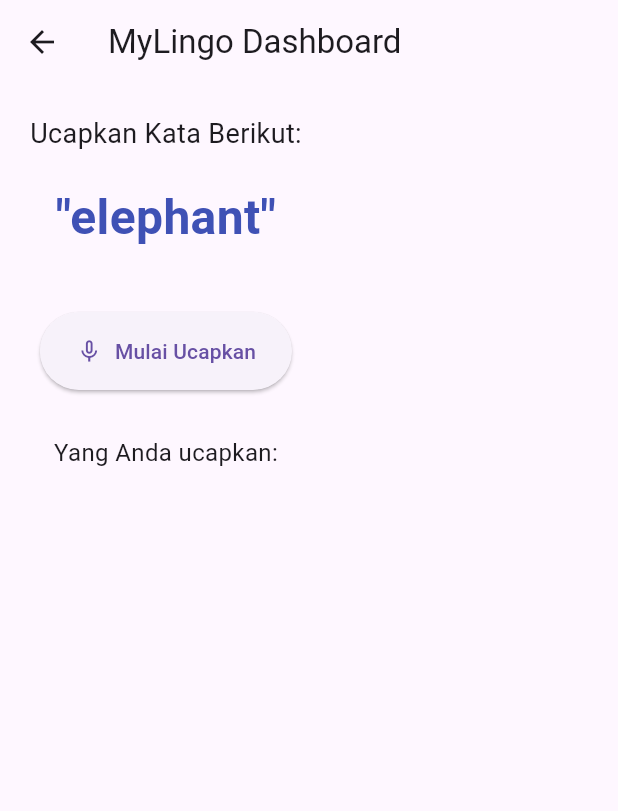
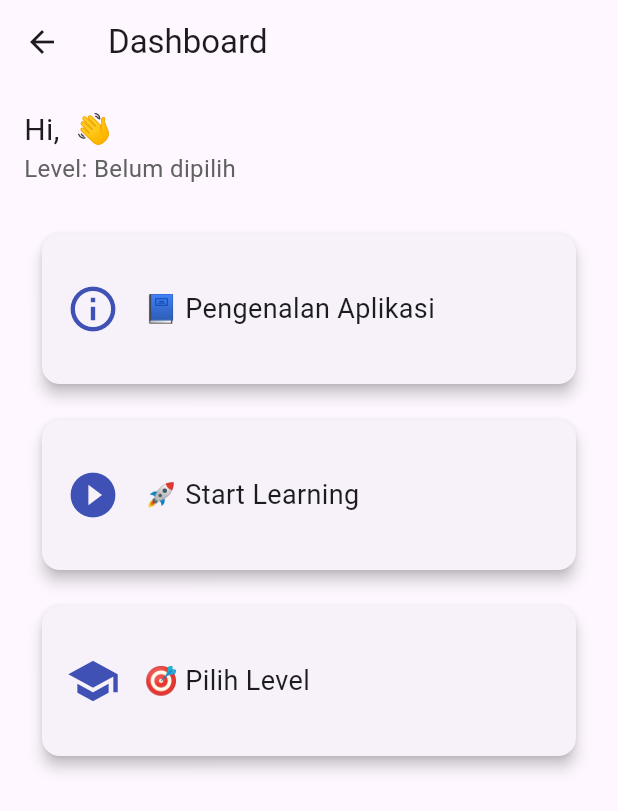
Before and after one commit to suryo/mylingo_flutter, a Flutter app: the DashboardScreen screen opened by its route, on a phone screen of 412 x 824 dp. Shown: the top 811 px of the screen. Run offline on Flutter 3.47's test engine with Material 3 defaults, Android fonts, the phone set to English and light mode, and no system bars; our stand-ins replace audioplayers, shared_preferences, speech_to_text; accounts and stored records are empty.

Commit message:
modifikasi dashboard versi alpha_2

```diff
--- a/lib/screens/dashboard_screen.dart
+++ b/lib/screens/dashboard_screen.dart
@@ -1,6 +1,5 @@
 import 'package:flutter/material.dart';
-import 'package:speech_to_text/speech_to_text.dart' as stt;
-import 'package:audioplayers/audioplayers.dart';
+import 'package:shared_preferences/shared_preferences.dart';
 
 class DashboardScreen extends StatefulWidget {
   @override
@@ -8,167 +7,66 @@
 }
 
 class _DashboardScreenState extends State<DashboardScreen> {
-  final List<String> _words = ['elephant', 'apple', 'banana', 'cat', 'dog'];
-  int _currentIndex = 0;
-  String _recognizedText = '';
-  bool _isListening = false;
-  bool _hasSpoken = false;
-  bool _hasSpokenCorrectly = false;
-
-  late stt.SpeechToText _speech;
-  final AudioPlayer _audioPlayer = AudioPlayer();
+  String userName = "";
+  String userLevel = "";
 
   @override
   void initState() {
     super.initState();
-    _speech = stt.SpeechToText();
+    _loadUserInfo();
   }
 
-  Future<void> _playSound(String filename) async {
-    await _audioPlayer.play(AssetSource('sounds/$filename'));
-  }
-
-  Future<void> _startListening() async {
+  Future<void> _loadUserInfo() async {
+    final prefs = await SharedPreferences.getInstance();
     setState(() {
-      _hasSpoken = false;
-    });
-
-    await _playSound('bip.mp3'); // Bunyi awal
-
-    bool available = await _speech.initialize(
-      onStatus: (status) {
-        setState(() {
-          _isListening = status == 'listening';
-        });
-      },
-      onError: (error) => print('Error: $error'),
-    );
-
-    if (available) {
-      _speech.listen(
-        onResult: (result) async {
-          // Tangani hanya jika hasil sudah final
-          if (!result.finalResult) return;
-
-          if (_hasSpoken) return;
-
-          setState(() {
-            _recognizedText = result.recognizedWords;
-          });
-
-          String spoken = _recognizedText.toLowerCase().trim();
-          String target = _words[_currentIndex].toLowerCase();
-
-          print(
-            '=================================recognized: "$spoken"=================================',
-          );
-          print(
-            '=================================target: "$target"=================================',
-          );
-
-          _speech.stop();
-          _hasSpoken = true;
-
-          if (spoken == target) {
-            _hasSpokenCorrectly = true;
-            await _playSound('ding.mp3');
-            Future.delayed(Duration(milliseconds: 500), () {
-              _nextWord();
-            });
-          } else {
-            await _playSound('tetot.mp3');
-          }
-        },
-        localeId: 'en_US', // opsional jika ingin paksa English
-      );
-    }
-  }
-
-  void _stopListening() {
-    _speech.stop();
-    setState(() {
-      _isListening = false;
+      userName = prefs.getString('name') ?? 'User';
+      userLevel = prefs.getString('level') ?? 'Belum dipilih';
     });
   }
 
-  void _nextWord() {
-    if (_currentIndex < _words.length - 1) {
-      setState(() {
-        _currentIndex++;
-        _recognizedText = '';
-        _hasSpoken = false;
-      });
-    } else {
-      _showFinishDialog();
-    }
-  }
-
-  void _showFinishDialog() {
-    showDialog(
-      context: context,
-      builder: (_) => AlertDialog(
-        title: Text("Selesai!"),
-        content: Text("Anda telah menyelesaikan semua kata!"),
-        actions: [
-          TextButton(
-            child: Text("Ulangi"),
-            onPressed: () {
-              Navigator.of(context).pop();
-              setState(() {
-                _currentIndex = 0;
-                _recognizedText = '';
-                _hasSpoken = false;
-              });
-            },
+  Widget _buildMenuCard(String title, IconData icon, VoidCallback onTap) {
+    return GestureDetector(
+      onTap: onTap,
+      child: Card(
+        elevation: 4,
+        margin: EdgeInsets.all(12),
+        child: Container(
+          width: double.infinity,
+          height: 100,
+          padding: EdgeInsets.all(16),
+          child: Row(
+            children: [
+              Icon(icon, size: 36, color: Colors.indigo),
+              SizedBox(width: 16),
+              Text(title, style: TextStyle(fontSize: 18)),
+            ],
           ),
-        ],
+        ),
       ),
     );
   }
 
   @override
   Widget build(BuildContext context) {
-    String targetWord = _words[_currentIndex];
-
     return Scaffold(
-      appBar: AppBar(title: Text("MyLingo Dashboard")),
+      appBar: AppBar(title: Text("Dashboard")),
       body: Padding(
-        padding: const EdgeInsets.all(20.0),
+        padding: const EdgeInsets.all(16.0),
         child: Column(
+          crossAxisAlignment: CrossAxisAlignment.start,
           children: [
-            Text('Ucapkan Kata Berikut:', style: TextStyle(fontSize: 18)),
+            Text("Hi, $userName 👋", style: TextStyle(fontSize: 20)),
+            Text("Level: $userLevel", style: TextStyle(fontSize: 16, color: Colors.grey[700])),
             SizedBox(height: 20),
-            Text(
-              '"$targetWord"',
-              style: TextStyle(
-                fontSize: 32,
-                fontWeight: FontWeight.bold,
-                color: Colors.indigo,
-              ),
-            ),
-            SizedBox(height: 40),
-            ElevatedButton.icon(
-              icon: Icon(_isListening ? Icons.mic : Icons.mic_none),
-              label: Text(_isListening ? 'Mendengarkan...' : 'Mulai Ucapkan'),
-              onPressed: _isListening ? _stopListening : _startListening,
-              style: ElevatedButton.styleFrom(
-                padding: EdgeInsets.symmetric(horizontal: 24, vertical: 16),
-              ),
-            ),
-            SizedBox(height: 30),
-            Text('Yang Anda ucapkan:', style: TextStyle(fontSize: 16)),
-            SizedBox(height: 8),
-            Text(
-              _recognizedText,
-              style: TextStyle(
-                fontSize: 20,
-                color:
-                    _recognizedText.toLowerCase().trim() ==
-                        targetWord.toLowerCase()
-                    ? Colors.green
-                    : Colors.red,
-              ),
-            ),
+            _buildMenuCard("📘 Pengenalan Aplikasi", Icons.info_outline, () {
+              Navigator.pushNamed(context, '/intro');
+            }),
+            _buildMenuCard("🚀 Start Learning", Icons.play_circle_fill, () {
+              Navigator.pushNamed(context, '/choose-theme');
+            }),
+            _buildMenuCard("🎯 Pilih Level", Icons.school, () {
+              Navigator.pushNamed(context, '/choose-level');
+            }),
           ],
         ),
       ),
```
Also changed, not shown: lib/screens/dashboard_screen_versi_prototype.dart (added, +177 -0 lines).
